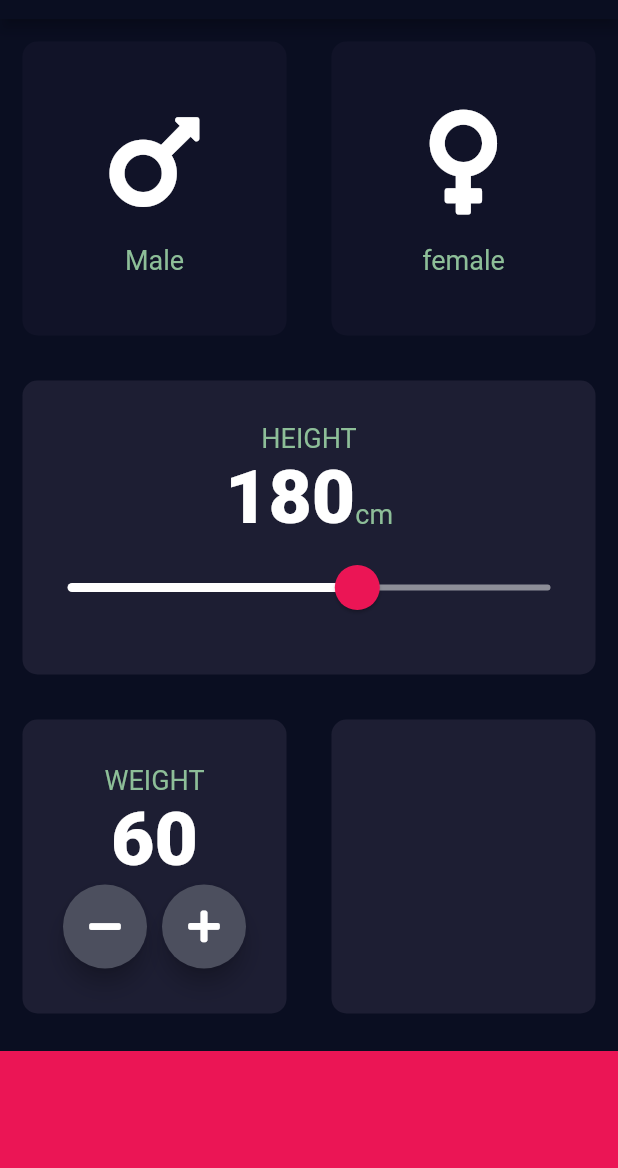
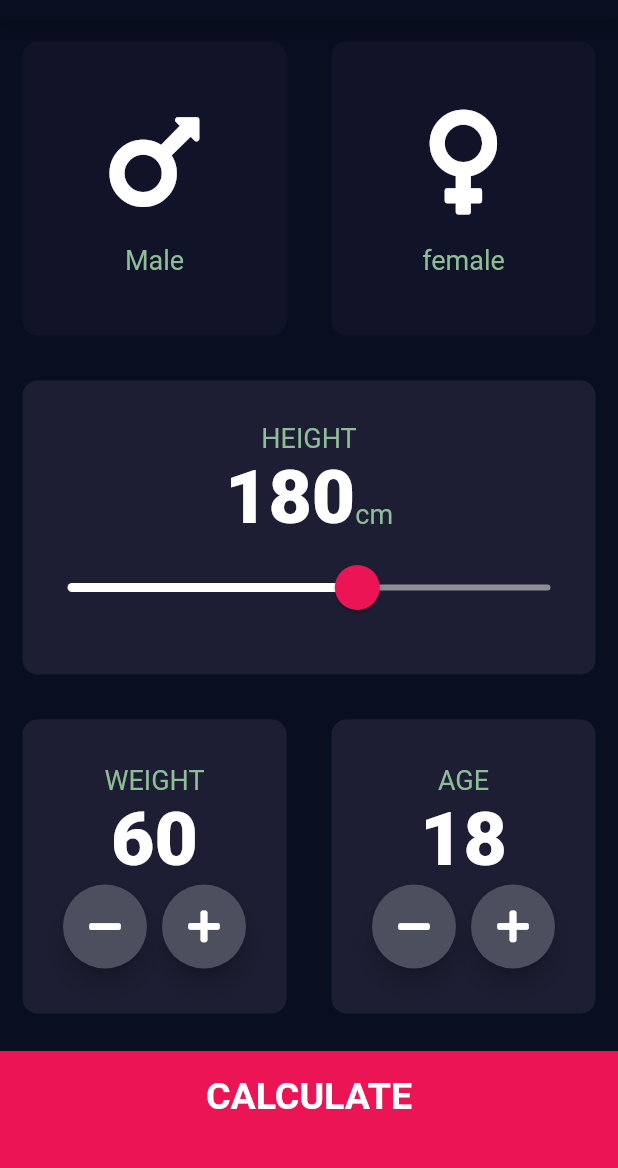
Before and after one commit to sercangl/BMI_Calculator, a Flutter app: the screen it shows after launch, on a phone screen of 412 x 824 dp, the part 65-1233 px from its top. Run offline on Flutter 3.47's test engine with Material 2 defaults, Android fonts, the phone set to English and light mode, and no system bars; our stand-ins replace font_awesome_flutter.

Commit message:
main screen completed

```diff
--- a/bmi_calculator/lib/constants.dart
+++ b/bmi_calculator/lib/constants.dart
@@ -2,7 +2,8 @@ import 'package:flutter/material.dart';
 
 const labelTextStyle = TextStyle(fontSize: 18.0, color: Color(0xFF8DbE98));
 const kNumberTextStyle = TextStyle(fontSize: 50.0, fontWeight: FontWeight.w900);
-
+const kLargeButtonTextStyle =
+    TextStyle(fontSize: 25.0, fontWeight: FontWeight.bold);
 
 const bottomContainerHeight = 80.0;
 const activeCardColour = Color(0xFF1D1E33);
--- a/bmi_calculator/lib/input-page.dart
+++ b/bmi_calculator/lib/input-page.dart
@@ -1,3 +1,4 @@
+import 'package:bmi_calculator/resultsPage.dart';
 import 'package:flutter/material.dart';
 import 'package:font_awesome_flutter/font_awesome_flutter.dart';
 import 'reusable-Icon.dart';
@@ -20,6 +21,7 @@ class _InputPageState extends State<InputPage> {
   Gender selectedGender;
   int height = 180;
   int weight = 60;
+  int age = 18;
   @override
   Widget build(BuildContext context) {
     return Scaffold(
@@ -129,23 +131,74 @@ class _InputPageState extends State<InputPage> {
                                   mainAxisAlignment: MainAxisAlignment.center,
                                   children: <Widget>[
                                     RoundIconButton(
-                                        icon: FontAwesomeIcons.minus),
+                                      icon: FontAwesomeIcons.minus,
+                                      onPressed: () {
+                                        setState(() {
+                                          weight--;
+                                        });
+                                      },
+                                    ),
                                     SizedBox(width: 10.0),
-                                    RoundIconButton(icon: FontAwesomeIcons.plus)
+                                    RoundIconButton(
+                                      icon: FontAwesomeIcons.plus,
+                                      onPressed: () {
+                                        setState(() {
+                                          weight++;
+                                        });
+                                      },
+                                    ),
                                   ]),
                             ]))),
                 Expanded(
                   child: ReusableWidget(
                       colour: activeCardColour,
+                      cardChild: Column(
+                          mainAxisAlignment: MainAxisAlignment.center,
+                          children: <Widget>[
+                            Text('AGE', style: labelTextStyle),
+                            Text(
+                              age.toString(),
+                              style: kNumberTextStyle,
                             ),
+                            Row(
+                                mainAxisAlignment: MainAxisAlignment.center,
+                                children: <Widget>[
+                                  RoundIconButton(
+                                    icon: FontAwesomeIcons.minus,
+                                    onPressed: () {
+                                      setState(() {
+                                        age--;
+                                      });
+                                    },
+                                  ),
+                                  SizedBox(width: 10.0),
+                                  RoundIconButton(
+                                    icon: FontAwesomeIcons.plus,
+                                    onPressed: () {
+                                      setState(() {
+                                        age++;
+                                      });
+                                    },
+                                  ),
+                                ]),
+                          ])),
                 ),
               ],
             )),
-            Container(
+            GestureDetector(
+              onTap: () {
+                Navigator.push(context,
+                    MaterialPageRoute(builder: (context) => ResultsPage()));
+              },
+              child: Container(
+                child: Center(
+                    child: Text('CALCULATE', style: kLargeButtonTextStyle)),
                 color: bottomContainerColour,
+                padding: EdgeInsets.only(bottom:20.0),
                 margin: EdgeInsets.only(top: 10.0),
                 width: double.infinity,
                 height: bottomContainerHeight,
+              ),
             )
           ],
         ));
@@ -153,15 +206,16 @@ class _InputPageState extends State<InputPage> {
 }
 
 class RoundIconButton extends StatelessWidget {
-  RoundIconButton({this.icon});
+  RoundIconButton({@required this.icon, @required this.onPressed});
 
   final IconData icon;
+  final Function onPressed;
 
   @override
   Widget build(BuildContext context) {
     return RawMaterialButton(
       child: Icon(icon),
-      onPressed: () {setState(){}},
+      onPressed: onPressed,
       elevation: 6.0,
       constraints: BoxConstraints.tightFor(width: 56.0, height: 56.0),
       shape: CircleBorder(),
```
Also changed, not shown: bmi_calculator/lib/resultsPage.dart (added, +13 -0 lines). Lines whose indentation alone changed are shown as unchanged.
